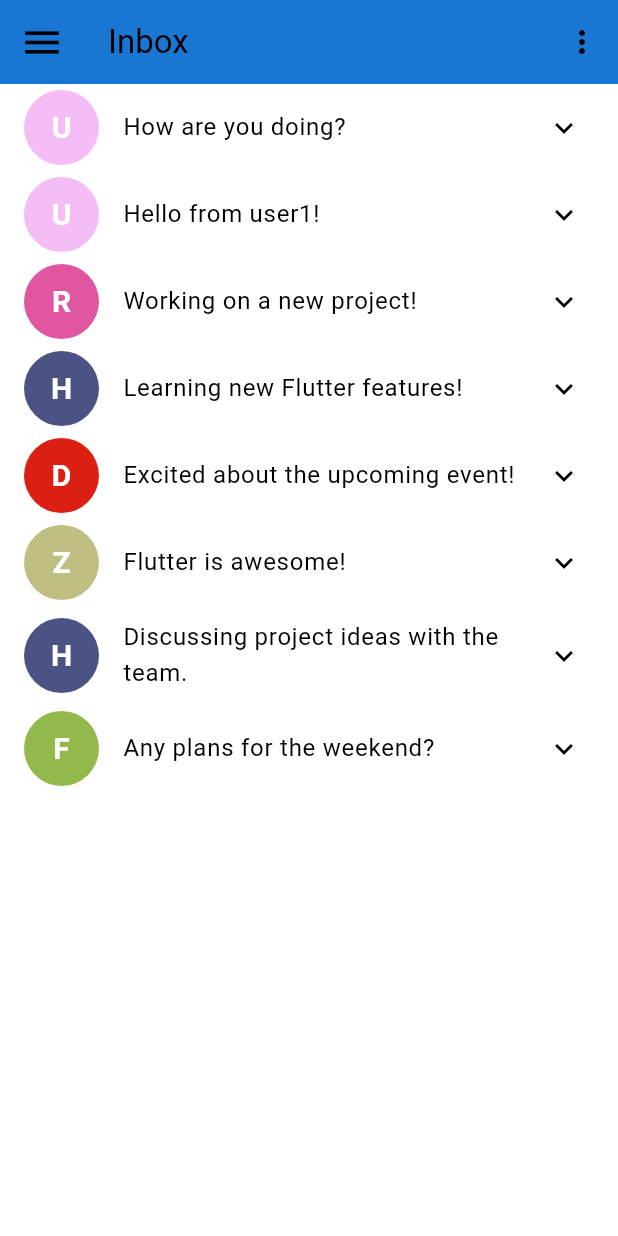
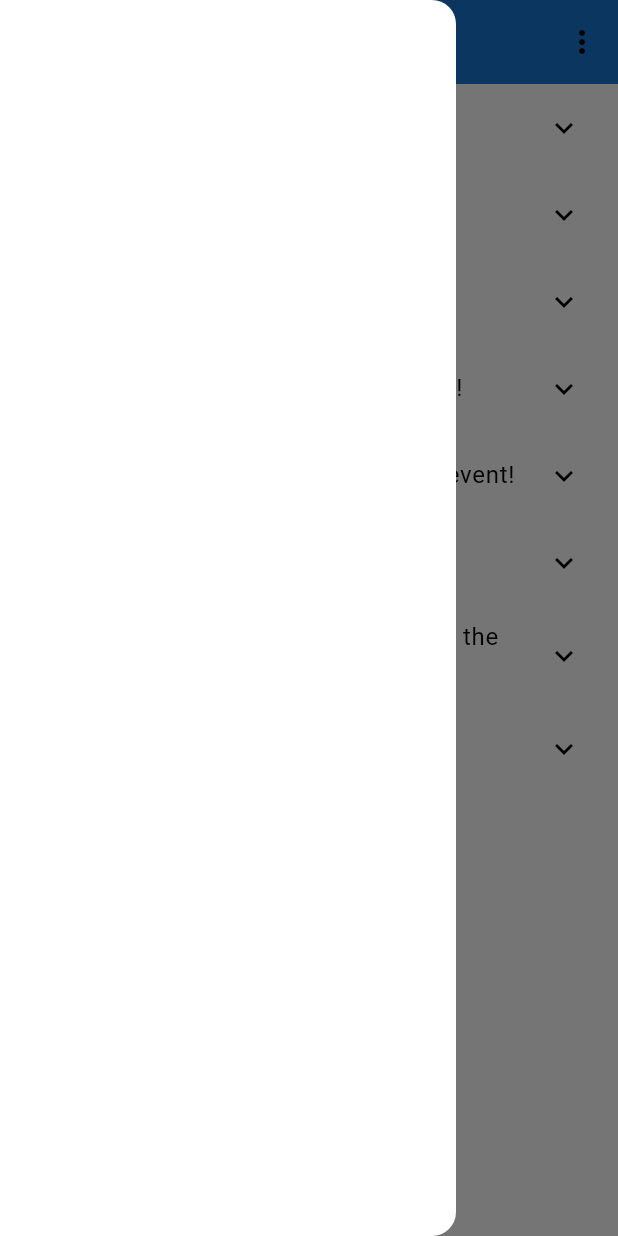
Before and after one commit to kasasa22/WePut, a Flutter app: the ExpandLists screen opened by its route, with the side drawer open (before the commit the screen has no drawer), on a phone screen of 412 x 824 dp. Run offline on Flutter 3.47's test engine with Material 3 defaults, Android fonts, the phone set to English and light mode, and no system bars; our stand-ins replace animate_do, cloud_firestore, firebase_auth, firebase_core, fl_chart, settings_ui; missing offline and left inert: about; accounts and stored records are empty.

Commit message:
Jan 9, 2024, 12:55 PM

```diff
--- a/lib/pages/inbox.dart
+++ b/lib/pages/inbox.dart
@@ -90,11 +90,9 @@ class _ExpandListsState extends State<ExpandLists> {
       backgroundColor: Colors.white,
       appBar: AppBar(
         backgroundColor: Colors.blue[700],
-        leading: Icon(
+        leading: const Icon(
           Icons.menu,
           size: 30,
-
-          //on tap should call the drawer
         ),
         title: const Text("Inbox"),
         actions: [
@@ -122,6 +120,7 @@ class _ExpandListsState extends State<ExpandLists> {
           )
         ],
       ),
+      drawer: const Drawer(),
       body: ListExpandAdapter(items).getView(),
     );
   }
```
